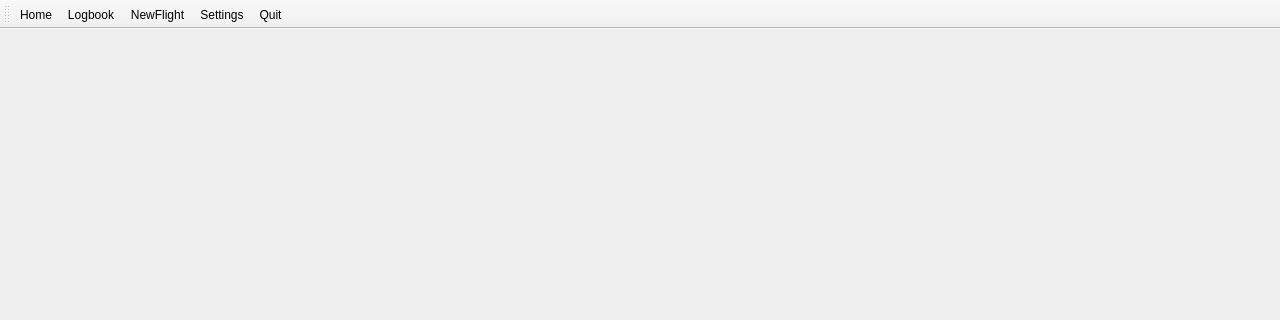
This is mainwindow.ui in fiffty-50/openPilotLog as Qt 5 draws it before an edit; both pictures show x 0 to 1280 and y 0 to 320 of the 1280 by 720 pixel window. The edited form follows.
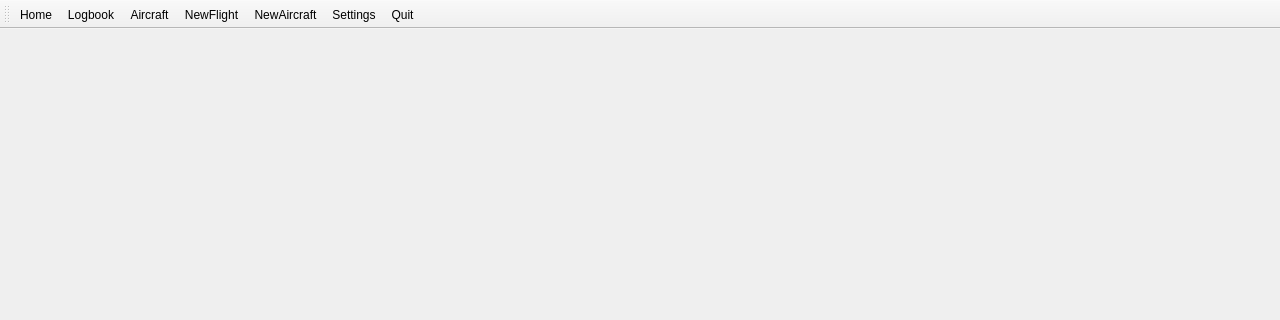
This is the edited form.

Diff of the .ui file:
```diff
--- a/mainwindow.ui
+++ b/mainwindow.ui
@@ -36,7 +36,9 @@
    </attribute>
    <addaction name="actionHome"/>
    <addaction name="actionLogbook"/>
+   <addaction name="actionAircraft"/>
    <addaction name="actionNewFlight"/>
+   <addaction name="actionNewAircraft"/>
    <addaction name="actionSettings"/>
    <addaction name="actionQuit"/>
   </widget>
@@ -80,6 +82,25 @@
     <string>Ctrl+L</string>
    </property>
   </action>
+  <action name="actionAircraft">
+   <property name="text">
+    <string>Aircraft</string>
+   </property>
+   <property name="toolTip">
+    <string>Show or edit Aircraft</string>
+   </property>
+   <property name="shortcut">
+    <string>Ctrl+A</string>
+   </property>
+  </action>
+  <action name="actionNewAircraft">
+   <property name="text">
+    <string>NewAircraft</string>
+   </property>
+   <property name="toolTip">
+    <string>Add a new aircraft to the database</string>
+   </property>
+  </action>
  </widget>
  <resources/>
  <connections/>
```
